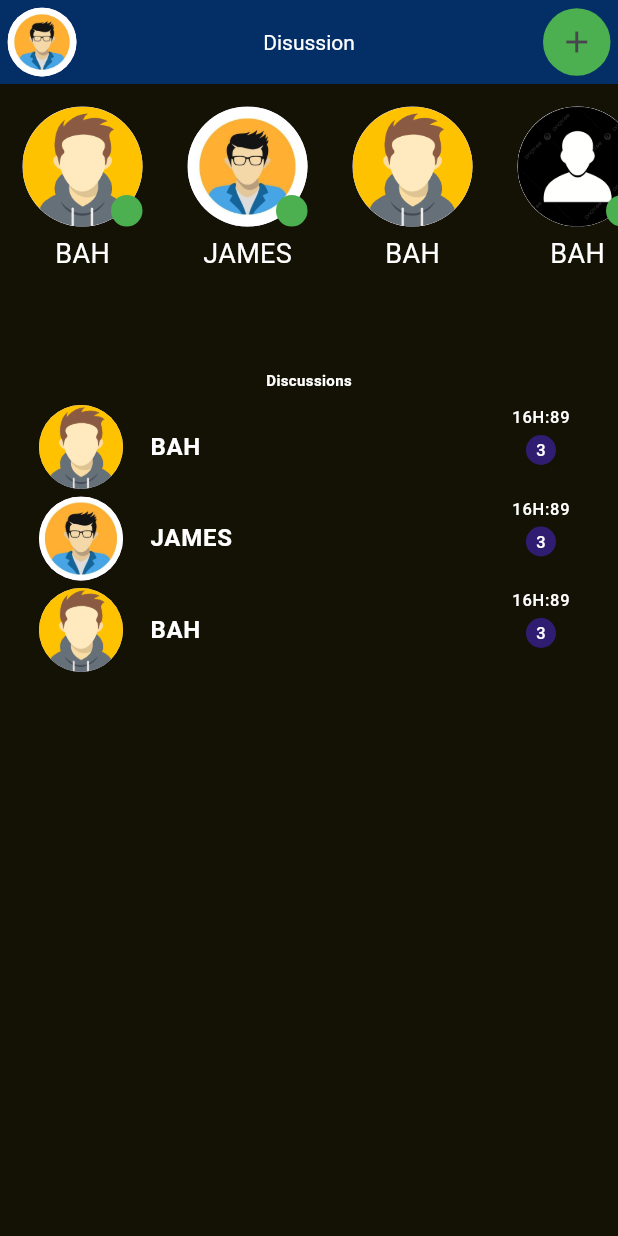
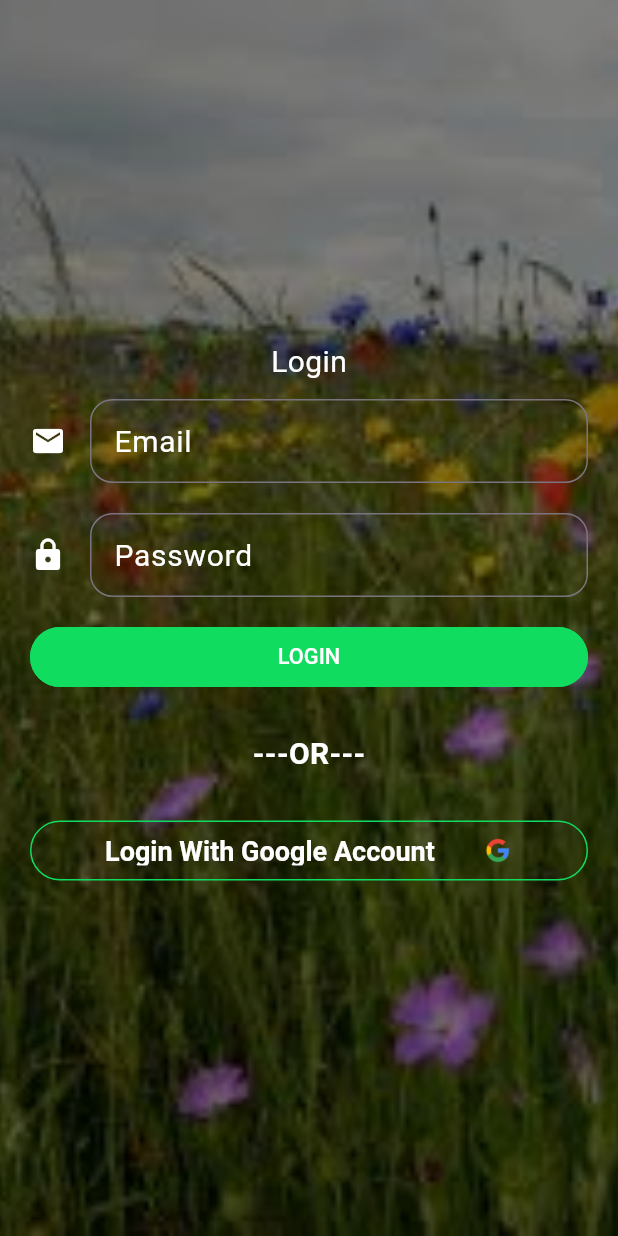
Before and after one commit to ibsadjobah/odc_chat_app, a Flutter app: the screen it shows after launch, on a phone screen of 412 x 824 dp. Run offline on Flutter 3.47's test engine with Material 3 defaults, Android fonts, the phone set to English and light mode, and no system bars; drawn by our look-alikes of flutter_form_builder, getwidget; our stand-ins replace form_builder_validators, get.

Commit message:
Implementation de la page login

```diff
--- a/lib/main.dart
+++ b/lib/main.dart
@@ -1,5 +1,8 @@
 import 'package:flutter/material.dart';
+import 'package:form_builder_validators/localization/l10n.dart';
+import 'package:get/get.dart';
 import 'package:odc_chat_app/screens/home.dart';
+import 'package:odc_chat_app/screens/login.dart';
 
 void main() {
   runApp(const MyFirstApp());
@@ -10,9 +13,16 @@
 
   @override
   Widget build(BuildContext context) {
-    return MaterialApp(
+    return GetMaterialApp(
+      navigatorKey: Get.key,
       debugShowCheckedModeBanner: false,
-      home: HomePage(),
+      title: "ODC APP",
+      home: Login(),
+      localizationsDelegates: [
+
+        FormBuilderLocalizations.delegate,
+    ],
+      //home: HomePage(),
     );
   }
 }
--- a/lib/screens/home.dart
+++ b/lib/screens/home.dart
@@ -1,6 +1,8 @@
 import 'package:flutter/material.dart';
 import 'package:flutter/rendering.dart';
 import 'package:flutter/widgets.dart';
+import 'package:get/get.dart';
+import 'package:odc_chat_app/screens/message.dart';
 
 class HomePage extends StatefulWidget {
   const HomePage({super.key});
@@ -116,7 +118,15 @@ class _HomePageState extends State<HomePage>
             ListView(
               shrinkWrap: true,
               children: List.generate(messages.length, (index) {
-                return createMessage(message: messages[index]);
+                return GestureDetector(
+                  child: createMessage(message: messages[index]),
+                  onTap: () {
+                    Get.to(() => MessagePage(
+                          message: messages[index],
+                        ));
+                    //Get.off(() => MessagePage());
+                  },
+                );
               }),
             )
           ],
--- /dev/null
+++ b/lib/screens/login.dart
@@ -0,0 +1,164 @@
+import 'package:flutter/material.dart';
+import 'package:flutter_form_builder/flutter_form_builder.dart';
+import 'package:form_builder_validators/form_builder_validators.dart';
+import 'package:getwidget/components/button/gf_button.dart';
+import 'package:getwidget/getwidget.dart';
+
+class Login extends StatefulWidget {
+  const Login({super.key});
+
+  @override
+  State<Login> createState() => _LoginState();
+}
+
+class _LoginState extends State<Login> with SingleTickerProviderStateMixin {
+  late AnimationController _controller;
+
+  final _formKey = GlobalKey<FormBuilderState>();
+
+  @override
+  void initState() {
+    super.initState();
+    _controller = AnimationController(vsync: this);
+  }
+
+  @override
+  void dispose() {
+    _controller.dispose();
+    super.dispose();
+  }
+
+  @override
+  Widget build(BuildContext context) {
+    return Container(
+      decoration: BoxDecoration(
+        image: DecorationImage(
+            fit: BoxFit.cover, image: AssetImage("assets/images/fleur.jpeg")),
+      ),
+      child: Scaffold(
+        backgroundColor: Colors.black.withOpacity(0.5),
+        body: Padding(
+          padding: EdgeInsets.all(10),
+          child: Column(
+            mainAxisAlignment: MainAxisAlignment.center,
+            children: [
+              Text(
+                "Login",
+                style: TextStyle(fontSize: 20, color: Colors.white),
+              ),
+              FormBuilder(
+                key: _formKey,
+                child: Column(
+                  children: [
+                    Padding(
+                      padding: EdgeInsets.all(10),
+                      child: FormBuilderTextField(
+                        name: 'email',
+                        validator: FormBuilderValidators.compose([
+                          FormBuilderValidators.required(),
+                          FormBuilderValidators.email()
+                        ]),
+                        decoration: InputDecoration(
+                            border: OutlineInputBorder(
+                                borderRadius: BorderRadius.circular(15),
+                                borderSide: BorderSide(
+                                  color: Colors.white,
+                                )),
+
+                            //filled: true,
+                            fillColor: Colors.white,
+                            labelStyle:
+                                TextStyle(fontSize: 20, color: Colors.white),
+                            label: Text("Email"),
+                            hintText: "placeholder",
+                            icon: Icon(Icons.email, color: Colors.white)),
+                      ),
+                    ),
+                    Padding(
+                      padding: EdgeInsets.all(10),
+                      child: FormBuilderTextField(
+                        validator: FormBuilderValidators.compose([
+                          FormBuilderValidators.required(),
+                          FormBuilderValidators.min(4),
+                        ]),
+                        name: 'password',
+                        decoration: InputDecoration(
+                            border: OutlineInputBorder(
+                              borderRadius: BorderRadius.circular(15),
+                              borderSide: BorderSide(
+                                color: Colors.white,
+                              ),
+                            ),
+                            //filled: true,
+                            fillColor: Colors.white,
+                            labelStyle:
+                                TextStyle(fontSize: 20, color: Colors.white),
+                            label: Text("Password"),
+                            hintText: "Mot de passe",
+                            icon: Icon(Icons.lock, color: Colors.white)),
+                      ),
+                    ),
+                    Padding(
+                      padding: EdgeInsets.all(10),
+                      child: GFButton(
+                          shape: GFButtonShape.pills,
+                          fullWidthButton: true,
+                          textColor: Colors.white,
+                          size: GFSize.LARGE,
+                          color: GFColors.SUCCESS,
+                          text: "LOGIN",
+                          onPressed: () {
+                            if (_formKey.currentState!.saveAndValidate()) {
+                              print(_formKey.currentState!.value);
+                            } else {
+                              print("Your login or password is incorrect");
+                            }
+                          }),
+                    ),
+                    Padding(
+                      padding: EdgeInsets.all(20),
+                      child: Text(
+                        '---OR---',
+                        style: TextStyle(
+                            color: Colors.white,
+                            fontSize: 20,
+                            fontWeight: FontWeight.bold),
+                      ),
+                    ),
+                    Padding(
+                      padding: EdgeInsets.all(10),
+                      child: GFButton(
+                          shape: GFButtonShape.pills,
+                          type: GFButtonType.outline,
+                          fullWidthButton: true,
+                          textColor: Colors.white,
+                          size: GFSize.LARGE,
+                          color: GFColors.SUCCESS,
+                          child: Padding(
+                            padding: EdgeInsets.all(10),
+                            child: Row(
+                              mainAxisAlignment: MainAxisAlignment.spaceEvenly,
+                              children: [
+                                Text(
+                                  "Login With Google Account",
+                                  style: TextStyle(
+                                      color: Colors.white,
+                                      fontSize: 18,
+                                      fontWeight: FontWeight.bold),
+                                ),
+                                Image.asset("assets/images/h.png"),
+                              ],
+                            ),
+                          ),
+                          onPressed: () {}),
+                    ),
+                  ],
+                ),
+              ),
+            ],
+          ),
+        ),
+      ),
+    );
+  }
+}
--- /dev/null
+++ b/lib/screens/message.dart
@@ -0,0 +1,54 @@
+import 'package:flutter/material.dart';
+
+class MessagePage extends StatefulWidget {
+  MessagePage({super.key, required this.message});
+
+  late Map message;
+
+  @override
+  State<MessagePage> createState() => _MessagePageState();
+}
+
+class _MessagePageState extends State<MessagePage>
+    with SingleTickerProviderStateMixin {
+  late AnimationController _controller;
+
+  late Map msg;
+
+  @override
+  void initState() {
+    super.initState();
+    _controller = AnimationController(vsync: this);
+
+    msg = widget.message;
+  }
+
+  @override
+  void dispose() {
+    _controller.dispose();
+    super.dispose();
+  }
+
+  @override
+  Widget build(BuildContext context) {
+    return Scaffold(
+      appBar: AppBar(
+        title: Text('Sent by'),
+        backgroundColor: Color.fromARGB(214, 3, 56, 109),
+        titleTextStyle: TextStyle(color: Colors.white),
+      ),
+      body: Center(
+        child: ElevatedButton(
+          style: ElevatedButton.styleFrom(
+            backgroundColor: Colors.blue,
+          ),
+          child: Text(
+            widget.message['user']['nom'],
+            style: TextStyle(color: Colors.white),
+          ),
+          onPressed: () {},
+        ),
+      ),
+    );
+  }
+}
--- a/pubspec.yaml
+++ b/pubspec.yaml
@@ -35,6 +35,10 @@ dependencies:
   # The following adds the Cupertino Icons font to your application.
   # Use with the CupertinoIcons class for iOS style icons.
   cupertino_icons: ^1.0.6
+  get: ^4.6.6
+  flutter_form_builder: ^9.2.1
+  getwidget: ^4.0.0
+  form_builder_validators: ^9.1.0
 
 dev_dependencies:
   flutter_test:
```
Also changed, not shown: assets/images/fleur.jpeg (added), assets/images/google.png (added), assets/images/h.png (added), pubspec.lock.
